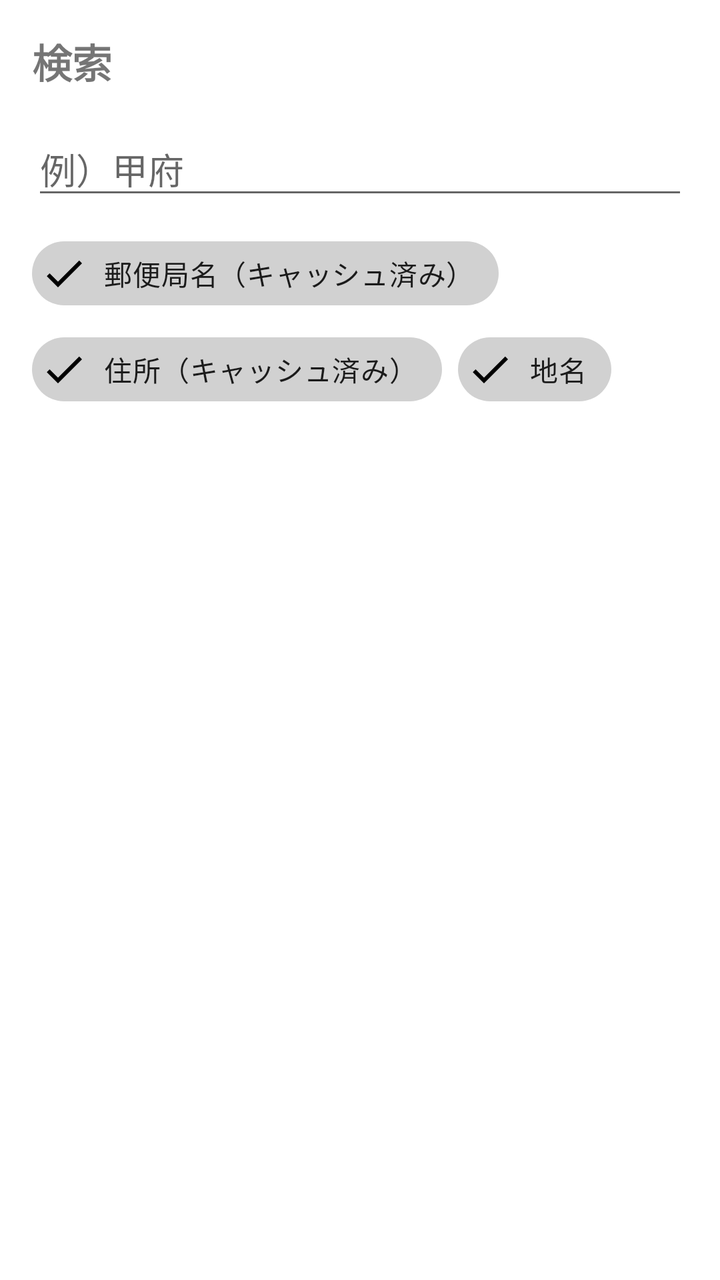
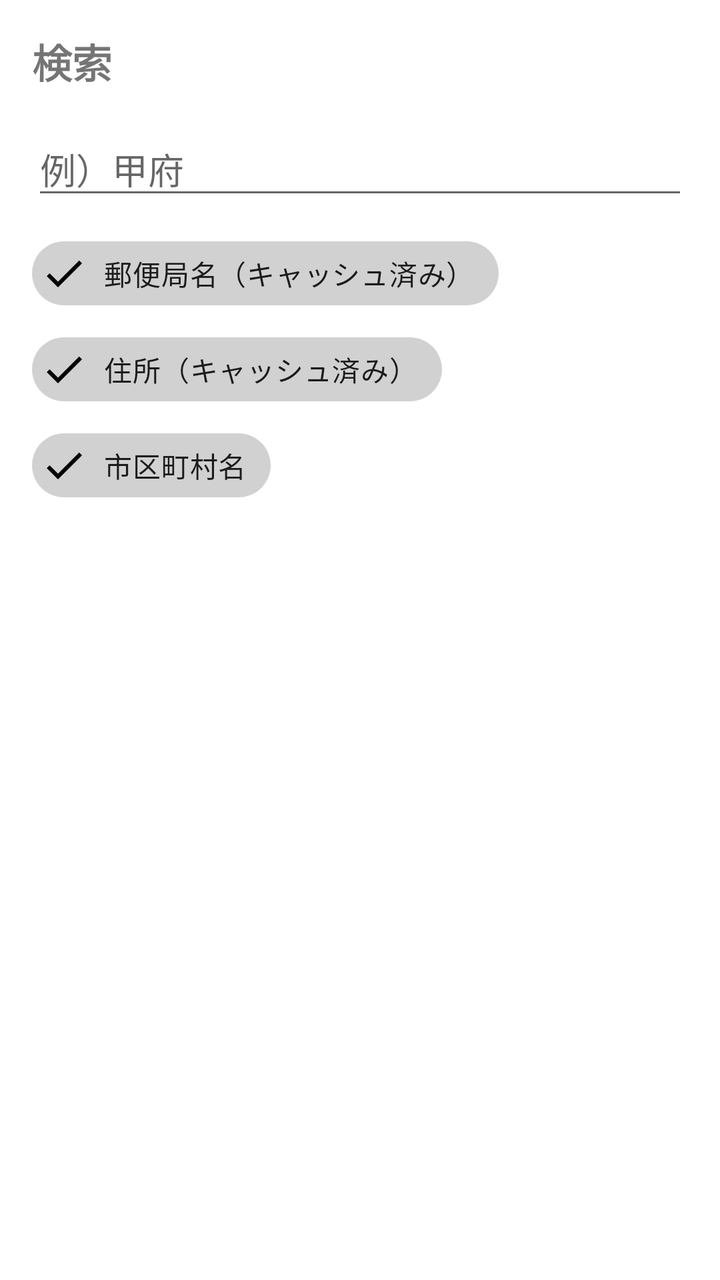

An Android layout rendered at two revisions. The XML below is the earlier revision; the diff shows what the commit changed to produce the second picture.
<!-- AndroidManifest.xml: application theme Theme.OsmJPPostalMap -->
<!-- res/layout/dialog_search.xml -->
<?xml version="1.0" encoding="utf-8"?>
<LinearLayout xmlns:android="http://schemas.android.com/apk/res/android"
    xmlns:app="http://schemas.android.com/apk/res-auto"
    android:layout_width="match_parent"
    android:layout_height="wrap_content"
    android:orientation="vertical"
    android:padding="16dp">

    <TextView
        android:layout_width="wrap_content"
        android:layout_height="wrap_content"
        android:text="検索"
        android:textSize="20sp"
        android:textStyle="bold"
        android:layout_marginBottom="16dp" />

    <EditText
        android:id="@+id/search_input"
        android:layout_width="match_parent"
        android:layout_height="wrap_content"
        android:hint="例）甲府"
        android:inputType="text"
        android:maxLines="1"
        android:imeOptions="actionSearch" />

    <com.google.android.material.chip.ChipGroup
        android:layout_width="match_parent"
        android:layout_height="wrap_content"
        android:layout_marginTop="8dp"
        app:chipSpacingHorizontal="8dp"
        app:chipSpacingVertical="0dp">

        <com.google.android.material.chip.Chip
            android:id="@+id/check_post_office"
            style="@style/Widget.MaterialComponents.Chip.Filter"
            android:layout_width="wrap_content"
            android:layout_height="wrap_content"
            android:checked="true"
            android:text="郵便局名（キャッシュ済み）" />

        <com.google.android.material.chip.Chip
            android:id="@+id/check_address"
            style="@style/Widget.MaterialComponents.Chip.Filter"
            android:layout_width="wrap_content"
            android:layout_height="wrap_content"
            android:checked="true"
            android:text="住所（キャッシュ済み）" />

        <com.google.android.material.chip.Chip
            android:id="@+id/check_place"
            style="@style/Widget.MaterialComponents.Chip.Filter"
            android:layout_width="wrap_content"
            android:layout_height="wrap_content"
            android:checked="true"
            android:text="地名" />
    </com.google.android.material.chip.ChipGroup>

    <androidx.recyclerview.widget.RecyclerView
        android:id="@+id/search_results"
        android:layout_width="match_parent"
        android:layout_height="300dp"
        android:layout_marginTop="8dp" />

</LinearLayout>
<!-- resources referenced by this layout -->
<resources>
  <style name="Theme.OsmJPPostalMap" parent="Theme.MaterialComponents.DayNight.NoActionBar">
          
          <item name="colorPrimary">@color/jp_post_red</item>
          <item name="colorPrimaryVariant">@color/jp_post_red</item>
          <item name="colorOnPrimary">@color/white</item>
          
          <item name="colorSecondary">@color/teal_200</item>
          <item name="colorSecondaryVariant">@color/teal_700</item>
          <item name="colorOnSecondary">@color/black</item>
          
          <item name="android:statusBarColor">?attr/colorPrimaryVariant</item>
          <item name="android:windowLightStatusBar" tools:targetApi="m">false</item>
          
      </style>
  <color name="jp_post_red">#E60012</color>
  <color name="white">#FFFFFFFF</color>
  <color name="teal_200">#FF03DAC5</color>
  <color name="teal_700">#FF018786</color>
  <color name="black">#FF000000</color>
</resources>

<!-- the commit's change to res/layout/dialog_search.xml (unified diff, before → after) -->
@@ -52,7 +52,7 @@
             android:layout_width="wrap_content"
             android:layout_height="wrap_content"
             android:checked="true"
-            android:text="地名" />
+            android:text="市区町村名" />
     </com.google.android.material.chip.ChipGroup>
 
     <androidx.recyclerview.widget.RecyclerView
